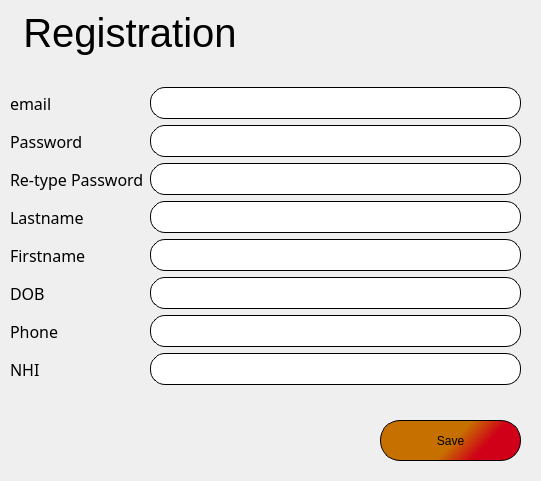
First picture: the form in MyCovidRecord/registration.ui, repository gagabon501/cs106-2, before the edit.
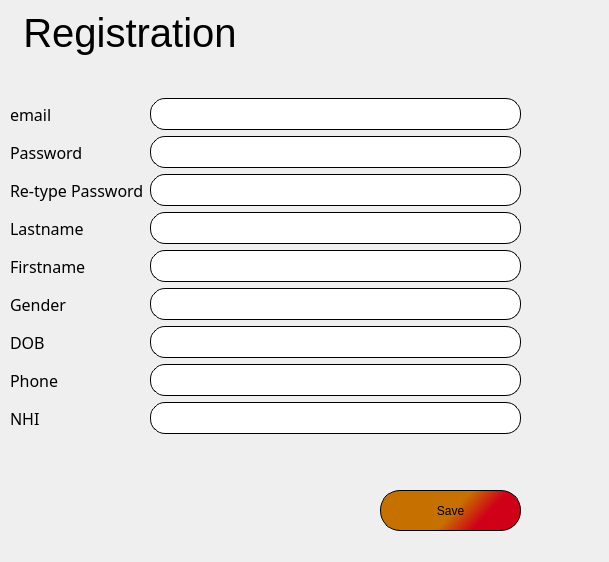
Second picture: the form after the edit.

Commit message: Added registration module

```diff
--- a/MyCovidRecord/registration.ui
+++ b/MyCovidRecord/registration.ui
@@ -6,8 +6,8 @@
    <rect>
     <x>0</x>
     <y>0</y>
-    <width>541</width>
-    <height>481</height>
+    <width>609</width>
+    <height>562</height>
    </rect>
   </property>
   <property name="windowTitle">
@@ -44,7 +44,7 @@
    <property name="geometry">
     <rect>
      <x>380</x>
-     <y>420</y>
+     <y>490</y>
      <width>141</width>
      <height>41</height>
     </rect>
@@ -73,7 +73,7 @@
      <x>10</x>
      <y>60</y>
      <width>511</width>
-     <height>351</height>
+     <height>411</height>
     </rect>
    </property>
    <layout class="QFormLayout" name="formLayout">
@@ -252,6 +252,31 @@
      </widget>
     </item>
     <item row="5" column="0">
+     <widget class="QLabel" name="label">
+      <property name="font">
+       <font>
+        <family>Raleway</family>
+        <pointsize>12</pointsize>
+       </font>
+      </property>
+      <property name="text">
+       <string>Gender</string>
+      </property>
+     </widget>
+    </item>
+    <item row="5" column="1">
+     <widget class="QLineEdit" name="lineEdit_gender">
+      <property name="styleSheet">
+       <string notr="true">border: 0.5px solid;
+border-radius: 15px;
+height: 30px;
+padding-left: 10px;
+padding-right: 10px;
+</string>
+      </property>
+     </widget>
+    </item>
+    <item row="6" column="0">
      <widget class="QLabel" name="label_dob">
       <property name="font">
        <font>
@@ -264,7 +289,7 @@
       </property>
      </widget>
     </item>
-    <item row="5" column="1">
+    <item row="6" column="1">
      <widget class="QLineEdit" name="lineEdit_dob">
       <property name="font">
        <font>
@@ -282,7 +307,7 @@
       </property>
      </widget>
     </item>
-    <item row="6" column="0">
+    <item row="7" column="0">
      <widget class="QLabel" name="label_phone">
       <property name="font">
        <font>
@@ -295,7 +320,25 @@
       </property>
      </widget>
     </item>
-    <item row="7" column="0">
+    <item row="7" column="1">
+     <widget class="QLineEdit" name="lineEdit_phone">
+      <property name="font">
+       <font>
+        <family>Raleway</family>
+        <pointsize>12</pointsize>
+       </font>
+      </property>
+      <property name="styleSheet">
+       <string notr="true">border: 0.5px solid;
+border-radius: 15px;
+height: 30px;
+padding-left: 10px;
+padding-right: 10px;
+</string>
+      </property>
+     </widget>
+    </item>
+    <item row="8" column="0">
      <widget class="QLabel" name="label_nhi">
       <property name="font">
        <font>
@@ -308,7 +351,7 @@
       </property>
      </widget>
     </item>
-    <item row="7" column="1">
+    <item row="8" column="1">
      <widget class="QLineEdit" name="lineEdit_nhi">
       <property name="font">
        <font>
@@ -325,24 +368,6 @@
       </property>
      </widget>
     </item>
-    <item row="6" column="1">
-     <widget class="QLineEdit" name="lineEdit_phone">
-      <property name="font">
-       <font>
-        <family>Raleway</family>
-        <pointsize>12</pointsize>
-       </font>
-      </property>
-      <property name="styleSheet">
-       <string notr="true">border: 0.5px solid;
-border-radius: 15px;
-height: 30px;
-padding-left: 10px;
-padding-right: 10px;
-</string>
-      </property>
-     </widget>
-    </item>
    </layout>
   </widget>
  </widget>
```
Left out of the diff: 1 changed line with no effect on the pictures. The commit also changes 6 other files.
